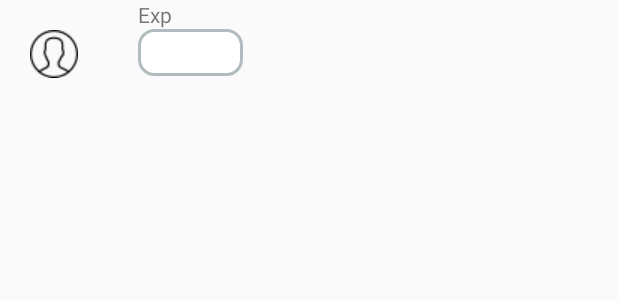
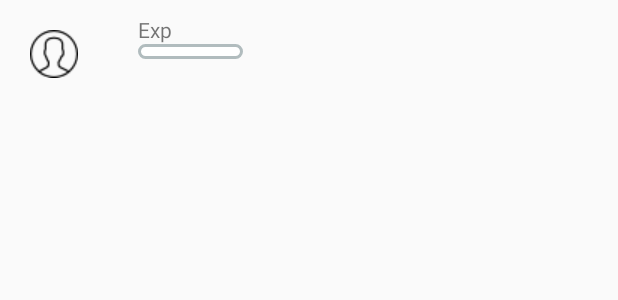
Before and after one commit to rich4rdruizgit/OliMath, an Android app: the layout fragment_header.xml on its own in the app's theme, with its tools: preview values and no code run, on a phone screen of 412 x 824 dp. Shown: the top 300 px of the screen. Run offline under Robolectric (Android 15) with nearby library versions, the phone set to English and light mode, and no system bars.

Commit message:
Header fragment added Resources: backg = background de la barra de experiencia

```diff
--- a/app/src/main/java/olimpiadas/sena/com/olimpiadasmath/MainActivity.java
+++ b/app/src/main/java/olimpiadas/sena/com/olimpiadasmath/MainActivity.java
@@ -15,6 +15,7 @@ public class MainActivity extends AppCompatActivity {
 
     @Override
     protected void onCreate(Bundle savedInstanceState) {
+
         super.onCreate(savedInstanceState);
         setContentView(R.layout.activity_main);
 
--- a/app/src/main/res/layout/fragment_header.xml
+++ b/app/src/main/res/layout/fragment_header.xml
@@ -20,7 +20,8 @@
             android:layout_width="wrap_content"
             android:layout_height="wrap_content"
             android:orientation="vertical"
-            android:layout_marginLeft="20dp">
+            android:layout_marginLeft="20dp"
+            android:layout_marginTop="10dp">
 
             <TextView
                 android:id="@+id/tv_exp"
@@ -32,19 +33,18 @@
             <FrameLayout
                 android:layout_width="wrap_content"
                 android:layout_height="wrap_content"
-
-                >
+                android:layout_gravity="center">
 
                 <ImageView
                     android:id="@+id/imageView2"
                     android:layout_width="70dp"
-                    android:layout_height="match_parent"
+                    android:layout_height="10dp"
                     android:src="@drawable/backg" />
 
                 <ImageView
                     android:id="@+id/imageView1"
                     android:layout_width="70dp"
-                    android:layout_height="match_parent"
+                    android:layout_height="10dp"
                     android:src="@drawable/clip_source" />
 
             </FrameLayout>
```
